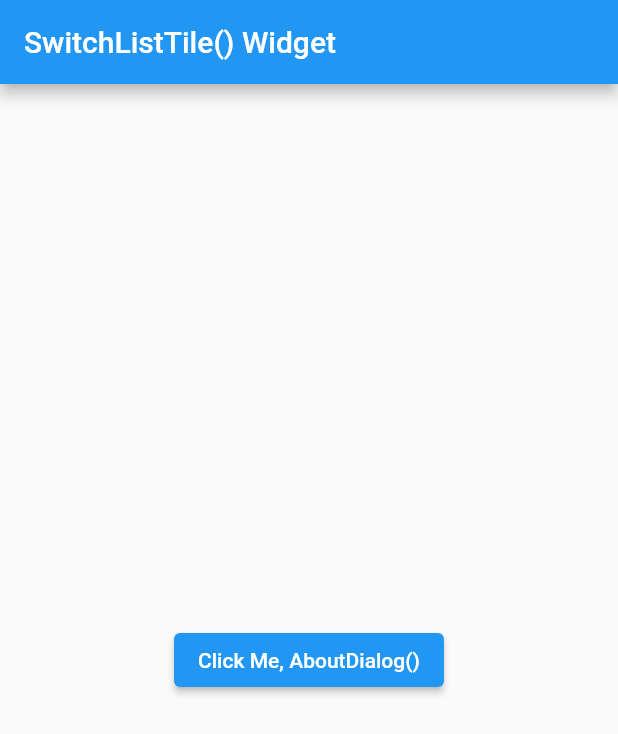
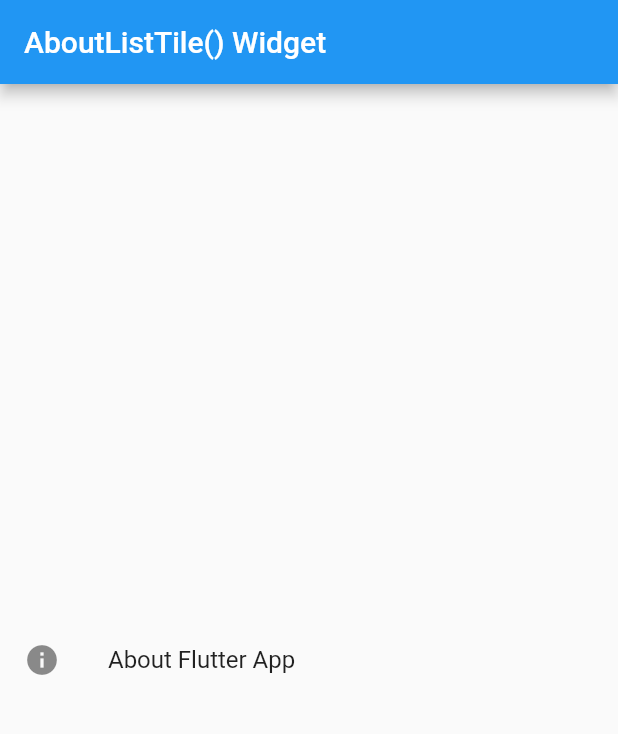
Before and after one commit to partho-debnath/flutter, a Flutter app: the screen it shows after launch, on a phone screen of 412 x 824 dp. Shown: the top 734 px of the screen. Run offline on Flutter 3.47's test engine with Material 2 defaults, Android fonts, the phone set to English and light mode, and no system bars.

Commit message:
add AboutListTile() widget. Much like a AboutDialog()

```diff
--- a/lib/screens/home_screen.dart
+++ b/lib/screens/home_screen.dart
@@ -1,6 +1,6 @@
 import 'package:flutter/material.dart';
 
-import '../widgets/aboutdialog_widget.dart';
+import '../widgets/aboutlisttile_widget.dart';
 
 class HomeScreen extends StatelessWidget {
   const HomeScreen({Key? key}) : super(key: key);
@@ -9,9 +9,9 @@ class HomeScreen extends StatelessWidget {
   Widget build(BuildContext context) {
     return Scaffold(
       appBar: AppBar(
-        title: const Text('SwitchListTile() Widget'),
+        title: const Text('AboutListTile() Widget'),
       ),
-      body: const MyAboutDialog(),
+      body: const MyAboutListTile(),
     );
   }
 }
--- /dev/null
+++ b/lib/widgets/aboutlisttile_widget.dart
@@ -0,0 +1,23 @@
+import 'package:flutter/material.dart';
+
+class MyAboutListTile extends StatelessWidget {
+  const MyAboutListTile({super.key});
+
+  @override
+  Widget build(BuildContext context) {
+    return const Center(
+      child: AboutListTile(
+        icon: Icon(Icons.info),
+        applicationIcon: Icon(Icons.flutter_dash),
+        applicationName: 'Flutter App',
+        applicationVersion: 'Version 1.0.0',
+        applicationLegalese: 'Legals',
+        // dense: true,
+        aboutBoxChildren: [
+          Text('This is a text created by Flutter app.'),
+        ],
+        // child: Text('About'),
+      ),
+    );
+  }
+}
```
Also changed, not shown: 1 other file.
